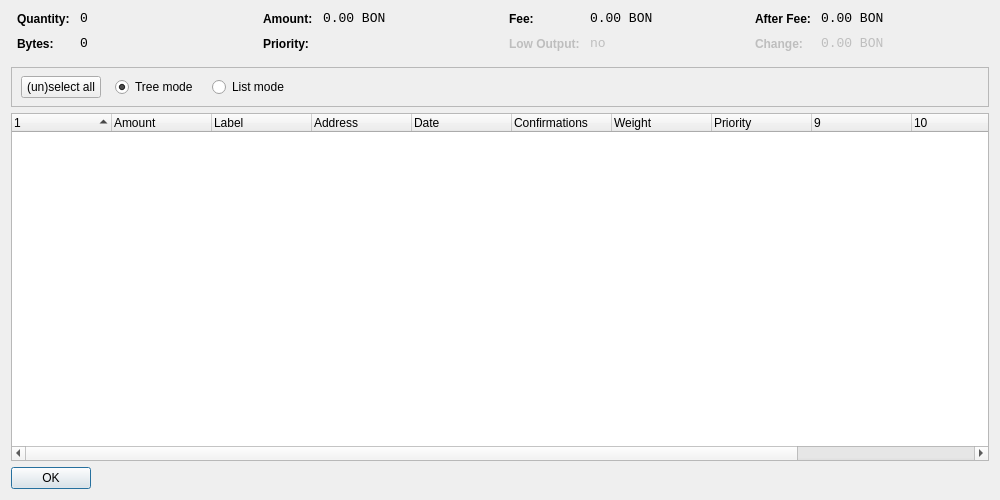
Before: the Qt Designer form src/qt/forms/coincontroldialog.ui in bonpekao/bonpekao, drawn with Qt 5.
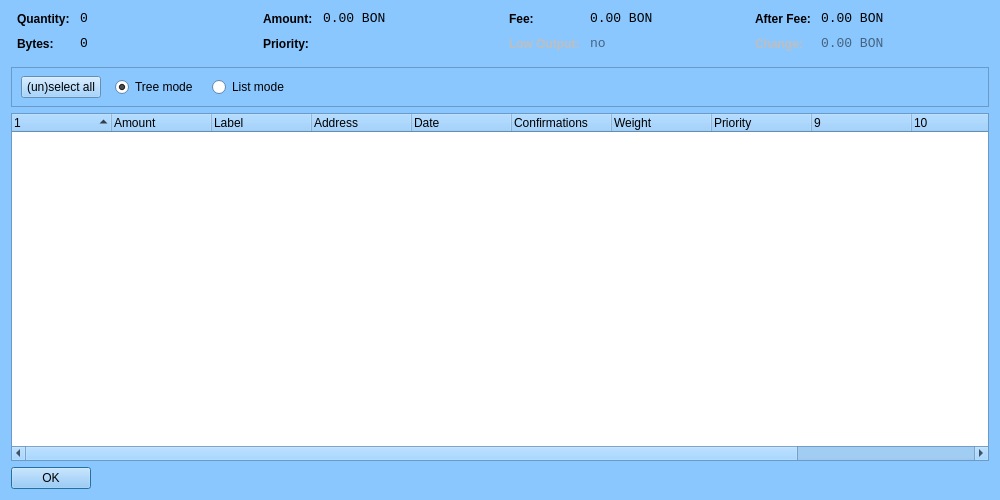
After: the same form once the commit is applied. Custom widgets are drawn as their Qt base class.

What changed in the file:
```diff
--- a/src/qt/forms/coincontroldialog.ui
+++ b/src/qt/forms/coincontroldialog.ui
@@ -10,6 +10,421 @@
     <height>500</height>
    </rect>
   </property>
+  <property name="palette">
+   <palette>
+    <active>
+     <colorrole role="WindowText">
+      <brush brushstyle="SolidPattern">
+       <color alpha="255">
+        <red>0</red>
+        <green>0</green>
+        <blue>0</blue>
+       </color>
+      </brush>
+     </colorrole>
+     <colorrole role="Button">
+      <brush brushstyle="SolidPattern">
+       <color alpha="255">
+        <red>138</red>
+        <green>199</green>
+        <blue>255</blue>
+       </color>
+      </brush>
+     </colorrole>
+     <colorrole role="Light">
+      <brush brushstyle="SolidPattern">
+       <color alpha="255">
+        <red>255</red>
+        <green>255</green>
+        <blue>255</blue>
+       </color>
+      </brush>
+     </colorrole>
+     <colorrole role="Midlight">
+      <brush brushstyle="SolidPattern">
+       <color alpha="255">
+        <red>196</red>
+        <green>227</green>
+        <blue>255</blue>
+       </color>
+      </brush>
+     </colorrole>
+     <colorrole role="Dark">
+      <brush brushstyle="SolidPattern">
+       <color alpha="255">
+        <red>69</red>
+        <green>99</green>
+        <blue>127</blue>
+       </color>
+      </brush>
+     </colorrole>
+     <colorrole role="Mid">
+      <brush brushstyle="SolidPattern">
+       <color alpha="255">
+        <red>92</red>
+        <green>133</green>
+        <blue>170</blue>
+       </color>
+      </brush>
+     </colorrole>
+     <colorrole role="Text">
+      <brush brushstyle="SolidPattern">
+       <color alpha="255">
+        <red>0</red>
+        <green>0</green>
+        <blue>0</blue>
+       </color>
+      </brush>
+     </colorrole>
+     <colorrole role="BrightText">
+      <brush brushstyle="SolidPattern">
+       <color alpha="255">
+        <red>255</red>
+        <green>255</green>
+        <blue>255</blue>
+       </color>
+      </brush>
+     </colorrole>
+     <colorrole role="ButtonText">
+      <brush brushstyle="SolidPattern">
+       <color alpha="255">
+        <red>0</red>
+        <green>0</green>
+        <blue>0</blue>
+       </color>
+      </brush>
+     </colorrole>
+     <colorrole role="Base">
+      <brush brushstyle="SolidPattern">
+       <color alpha="255">
+        <red>255</red>
+        <green>255</green>
+        <blue>255</blue>
+       </color>
+      </brush>
+     </colorrole>
+     <colorrole role="Window">
+      <brush brushstyle="SolidPattern">
+       <color alpha="255">
+        <red>138</red>
+        <green>199</green>
+        <blue>255</blue>
+       </color>
+      </brush>
+     </colorrole>
+     <colorrole role="Shadow">
+      <brush brushstyle="SolidPattern">
+       <color alpha="255">
+        <red>0</red>
+        <green>0</green>
+        <blue>0</blue>
+       </color>
+      </brush>
+     </colorrole>
+     <colorrole role="AlternateBase">
+      <brush brushstyle="SolidPattern">
+       <color alpha="255">
+        <red>196</red>
+        <green>227</green>
+        <blue>255</blue>
+       </color>
+      </brush>
+     </colorrole>
+     <colorrole role="ToolTipBase">
+      <brush brushstyle="SolidPattern">
+       <color alpha="255">
+        <red>255</red>
+        <green>255</green>
+        <blue>220</blue>
+       </color>
+      </brush>
+     </colorrole>
+     <colorrole role="ToolTipText">
+      <brush brushstyle="SolidPattern">
+       <color alpha="255">
+        <red>0</red>
+        <green>0</green>
+        <blue>0</blue>
+       </color>
+      </brush>
+     </colorrole>
+    </active>
+    <inactive>
+     <colorrole role="WindowText">
+      <brush brushstyle="SolidPattern">
+       <color alpha="255">
+        <red>0</red>
+        <green>0</green>
+        <blue>0</blue>
+       </color>
+      </brush>
+     </colorrole>
+     <colorrole role="Button">
+      <brush brushstyle="SolidPattern">
+       <color alpha="255">
+        <red>138</red>
+        <green>199</green>
+        <blue>255</blue>
+       </color>
+      </brush>
+     </colorrole>
+     <colorrole role="Light">
+      <brush brushstyle="SolidPattern">
+       <color alpha="255">
+        <red>255</red>
+        <green>255</green>
+        <blue>255</blue>
+       </color>
+      </brush>
+     </colorrole>
+     <colorrole role="Midlight">
+      <brush brushstyle="SolidPattern">
+       <color alpha="255">
+        <red>196</red>
+        <green>227</green>
+        <blue>255</blue>
+       </color>
+      </brush>
+     </colorrole>
+     <colorrole role="Dark">
+      <brush brushstyle="SolidPattern">
+       <color alpha="255">
+        <red>69</red>
+        <green>99</green>
+        <blue>127</blue>
+       </color>
+      </brush>
+     </colorrole>
+     <colorrole role="Mid">
+      <brush brushstyle="SolidPattern">
+       <color alpha="255">
+        <red>92</red>
+        <green>133</green>
+        <blue>170</blue>
+       </color>
+      </brush>
+     </colorrole>
+     <colorrole role="Text">
+      <brush brushstyle="SolidPattern">
+       <color alpha="255">
+        <red>0</red>
+        <green>0</green>
+        <blue>0</blue>
+       </color>
+      </brush>
+     </colorrole>
+     <colorrole role="BrightText">
+      <brush brushstyle="SolidPattern">
+       <color alpha="255">
+        <red>255</red>
+        <green>255</green>
+        <blue>255</blue>
+       </color>
+      </brush>
+     </colorrole>
+     <colorrole role="ButtonText">
+      <brush brushstyle="SolidPattern">
+       <color alpha="255">
+        <red>0</red>
+        <green>0</green>
+        <blue>0</blue>
+       </color>
+      </brush>
+     </colorrole>
+     <colorrole role="Base">
+      <brush brushstyle="SolidPattern">
+       <color alpha="255">
+        <red>255</red>
+        <green>255</green>
+        <blue>255</blue>
+       </color>
+      </brush>
+     </colorrole>
+     <colorrole role="Window">
+      <brush brushstyle="SolidPattern">
+       <color alpha="255">
+        <red>138</red>
+        <green>199</green>
+        <blue>255</blue>
+       </color>
+      </brush>
+     </colorrole>
+     <colorrole role="Shadow">
+      <brush brushstyle="SolidPattern">
+       <color alpha="255">
+        <red>0</red>
+        <green>0</green>
+        <blue>0</blue>
+       </color>
+      </brush>
+     </colorrole>
+     <colorrole role="AlternateBase">
+      <brush brushstyle="SolidPattern">
+       <color alpha="255">
+        <red>196</red>
+        <green>227</green>
+        <blue>255</blue>
+       </color>
+      </brush>
+     </colorrole>
+     <colorrole role="ToolTipBase">
+      <brush brushstyle="SolidPattern">
+       <color alpha="255">
+        <red>255</red>
+        <green>255</green>
+        <blue>220</blue>
+       </color>
+      </brush>
+     </colorrole>
+     <colorrole role="ToolTipText">
+      <brush brushstyle="SolidPattern">
+       <color alpha="255">
+        <red>0</red>
+        <green>0</green>
+        <blue>0</blue>
+       </color>
+      </brush>
+     </colorrole>
+    </inactive>
+    <disabled>
+     <colorrole role="WindowText">
+      <brush brushstyle="SolidPattern">
+       <color alpha="255">
+        <red>69</red>
+        <green>99</green>
+        <blue>127</blue>
+       </color>
+      </brush>
+     </colorrole>
+     <colorrole role="Button">
+      <brush brushstyle="SolidPattern">
+       <color alpha="255">
+        <red>138</red>
+        <green>199</green>
+        <blue>255</blue>
+       </color>
+      </brush>
+     </colorrole>
+     <colorrole role="Light">
+      <brush brushstyle="SolidPattern">
+       <color alpha="255">
+        <red>255</red>
+        <green>255</green>
+        <blue>255</blue>
+       </color>
+      </brush>
+     </colorrole>
+     <colorrole role="Midlight">
+      <brush brushstyle="SolidPattern">
+       <color alpha="255">
+        <red>196</red>
+        <green>227</green>
+        <blue>255</blue>
+       </color>
+      </brush>
+     </colorrole>
+     <colorrole role="Dark">
+      <brush brushstyle="SolidPattern">
+       <color alpha="255">
+        <red>69</red>
+        <green>99</green>
+        <blue>127</blue>
+       </color>
+      </brush>
+     </colorrole>
+     <colorrole role="Mid">
+      <brush brushstyle="SolidPattern">
+       <color alpha="255">
+        <red>92</red>
+        <green>133</green>
+        <blue>170</blue>
+       </color>
+      </brush>
+     </colorrole>
+     <colorrole role="Text">
+      <brush brushstyle="SolidPattern">
+       <color alpha="255">
+        <red>69</red>
+        <green>99</green>
+        <blue>127</blue>
+       </color>
+      </brush>
+     </colorrole>
+     <colorrole role="BrightText">
+      <brush brushstyle="SolidPattern">
+       <color alpha="255">
+        <red>255</red>
+        <green>255</green>
+        <blue>255</blue>
+       </color>
+      </brush>
+     </colorrole>
+     <colorrole role="ButtonText">
+      <brush brushstyle="SolidPattern">
+       <color alpha="255">
+        <red>69</red>
+        <green>99</green>
+        <blue>127</blue>
+       </color>
+      </brush>
+     </colorrole>
+     <colorrole role="Base">
+      <brush brushstyle="SolidPattern">
+       <color alpha="255">
+        <red>138</red>
+        <green>199</green>
+        <blue>255</blue>
+       </color>
+      </brush>
+     </colorrole>
+     <colorrole role="Window">
+      <brush brushstyle="SolidPattern">
+       <color alpha="255">
+        <red>138</red>
+        <green>199</green>
+        <blue>255</blue>
+       </color>
+      </brush>
+     </colorrole>
+     <colorrole role="Shadow">
+      <brush brushstyle="SolidPattern">
+       <color alpha="255">
+        <red>0</red>
+        <green>0</green>
+        <blue>0</blue>
+       </color>
+      </brush>
+     </colorrole>
+     <colorrole role="AlternateBase">
+      <brush brushstyle="SolidPattern">
+       <color alpha="255">
+        <red>138</red>
+        <green>199</green>
+        <blue>255</blue>
+       </color>
+      </brush>
+     </colorrole>
+     <colorrole role="ToolTipBase">
+      <brush brushstyle="SolidPattern">
+       <color alpha="255">
+        <red>255</red>
+        <green>255</green>
+        <blue>220</blue>
+       </color>
+      </brush>
+     </colorrole>
+     <colorrole role="ToolTipText">
+      <brush brushstyle="SolidPattern">
+       <color alpha="255">
+        <red>0</red>
+        <green>0</green>
+        <blue>0</blue>
+       </color>
+      </brush>
+     </colorrole>
+    </disabled>
+   </palette>
+  </property>
   <property name="windowTitle">
    <string>Coin Control</string>
   </property>
```
